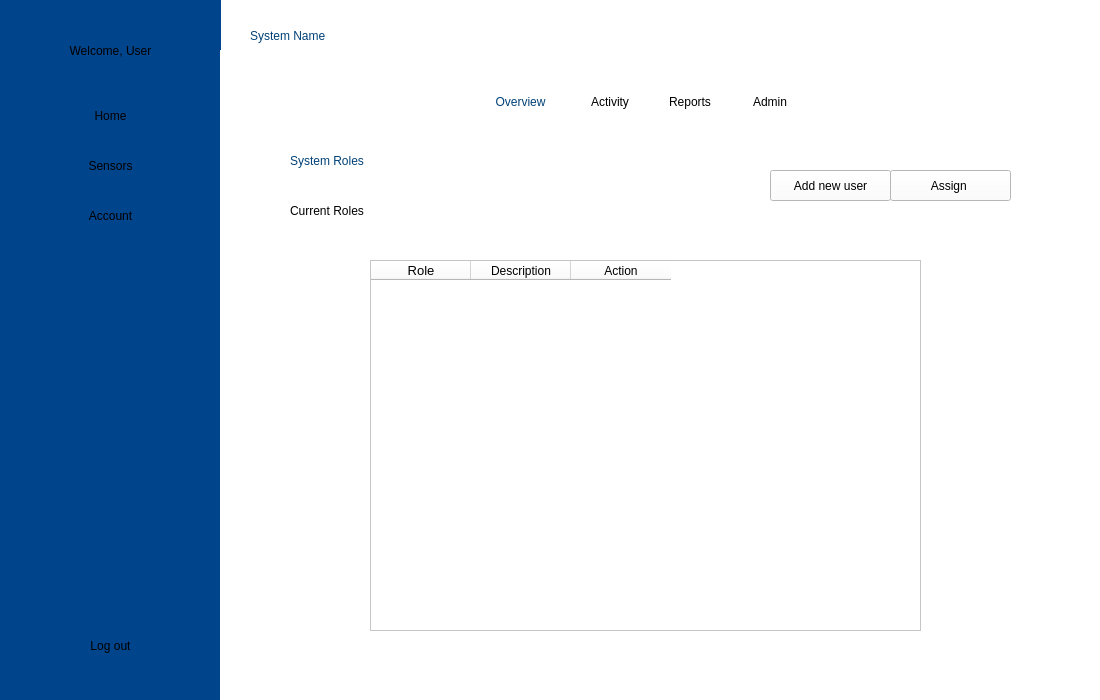
The window that gui/menuwindow.ui (pauqiu/la-gang-gang) describes before a commit, drawn with Qt 5.
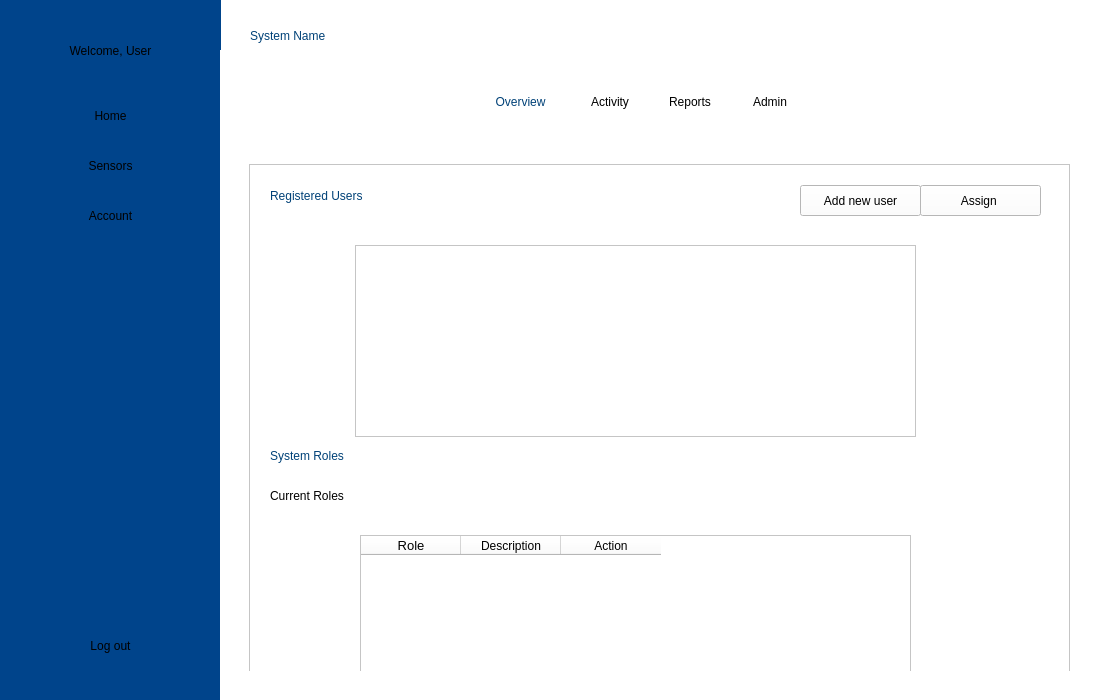
The same window after the commit. The open tabs and pages were chosen to show the change.

Commit message: show users in the admin page implemented

The edit to the form file:
```diff
--- a/gui/menuwindow.ui
+++ b/gui/menuwindow.ui
@@ -284,11 +284,32 @@
       <widget class="QWidget" name="activityPage"/>
       <widget class="QWidget" name="reportsPage"/>
       <widget class="QWidget" name="adminPage">
+       <widget class="QScrollArea" name="scrollArea">
+        <property name="geometry">
+         <rect>
+          <x>19</x>
+          <y>34</y>
+          <width>821</width>
+          <height>521</height>
+         </rect>
+        </property>
+        <property name="widgetResizable">
+         <bool>true</bool>
+        </property>
+        <widget class="QWidget" name="scrollAreaWidgetContents_2">
+         <property name="geometry">
+          <rect>
+           <x>0</x>
+           <y>0</y>
+           <width>819</width>
+           <height>519</height>
+          </rect>
+         </property>
        <widget class="QLabel" name="systemRolesTitle">
         <property name="geometry">
          <rect>
-          <x>60</x>
-          <y>20</y>
+            <x>20</x>
+            <y>280</y>
           <width>121</width>
           <height>21</height>
          </rect>
@@ -304,8 +325,8 @@
        <widget class="QLabel" name="currentRolesTitle">
         <property name="geometry">
          <rect>
-          <x>60</x>
-          <y>70</y>
+            <x>20</x>
+            <y>320</y>
           <width>131</width>
           <height>21</height>
          </rect>
@@ -321,8 +342,8 @@
        <widget class="QTableWidget" name="rolesTable">
         <property name="geometry">
          <rect>
-          <x>140</x>
-          <y>130</y>
+            <x>110</x>
+            <y>370</y>
           <width>551</width>
           <height>371</height>
          </rect>
@@ -376,8 +397,8 @@
        <widget class="QPushButton" name="addUserButton">
         <property name="geometry">
          <rect>
-          <x>540</x>
-          <y>40</y>
+            <x>550</x>
+            <y>20</y>
           <width>121</width>
           <height>31</height>
          </rect>
@@ -392,8 +413,8 @@
        <widget class="QPushButton" name="asignRoleButton">
         <property name="geometry">
          <rect>
-          <x>660</x>
-          <y>40</y>
+            <x>670</x>
+            <y>20</y>
           <width>121</width>
           <height>31</height>
          </rect>
@@ -404,6 +425,35 @@
         <property name="text">
          <string>Assign </string>
         </property>
+         </widget>
+         <widget class="QLabel" name="systemRolesTitle_2">
+          <property name="geometry">
+           <rect>
+            <x>20</x>
+            <y>20</y>
+            <width>211</width>
+            <height>21</height>
+           </rect>
+          </property>
+          <property name="styleSheet">
+           <string notr="true">color: rgb(0, 65, 119);
+font: 700 14pt &quot;Segoe UI&quot;;</string>
+          </property>
+          <property name="text">
+           <string>Registered Users</string>
+          </property>
+         </widget>
+         <widget class="QTableWidget" name="usersTable">
+          <property name="geometry">
+           <rect>
+            <x>105</x>
+            <y>80</y>
+            <width>561</width>
+            <height>192</height>
+           </rect>
+          </property>
+         </widget>
+        </widget>
        </widget>
       </widget>
      </widget>
```
Lines whose indentation alone changed are shown as unchanged. The commit also changes 4 other files.
